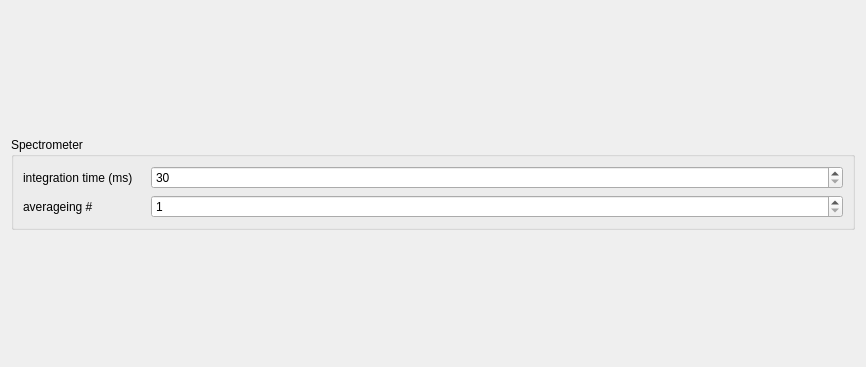
baukekooger/XY_Measurement, file gui_design/spectrometer.ui: the form before one commit.
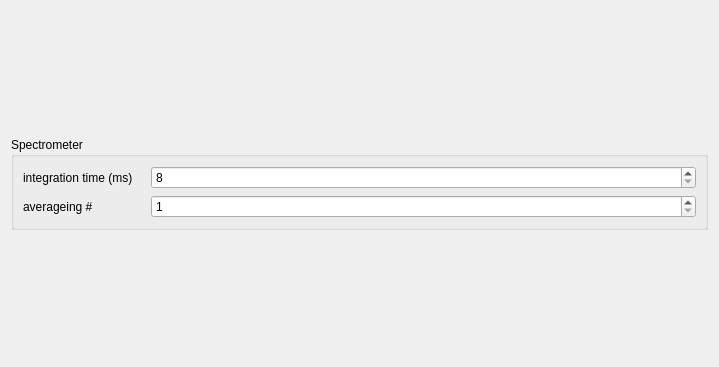
The form after the commit. The open tabs and pages were chosen to show the change.

What changed in the file:
```diff
--- a/gui_design/spectrometer.ui
+++ b/gui_design/spectrometer.ui
@@ -6,7 +6,7 @@
    <rect>
     <x>0</x>
     <y>0</y>
-    <width>866</width>
+    <width>719</width>
     <height>367</height>
    </rect>
   </property>
@@ -90,7 +90,7 @@
             <item>
              <widget class="QSpinBox" name="spinBox_integration_time_experiment">
               <property name="minimum">
-               <number>30</number>
+               <number>8</number>
               </property>
               <property name="maximum">
                <number>100000</number>
```
Left out of the diff: 4 changed lines with no effect on the pictures.
